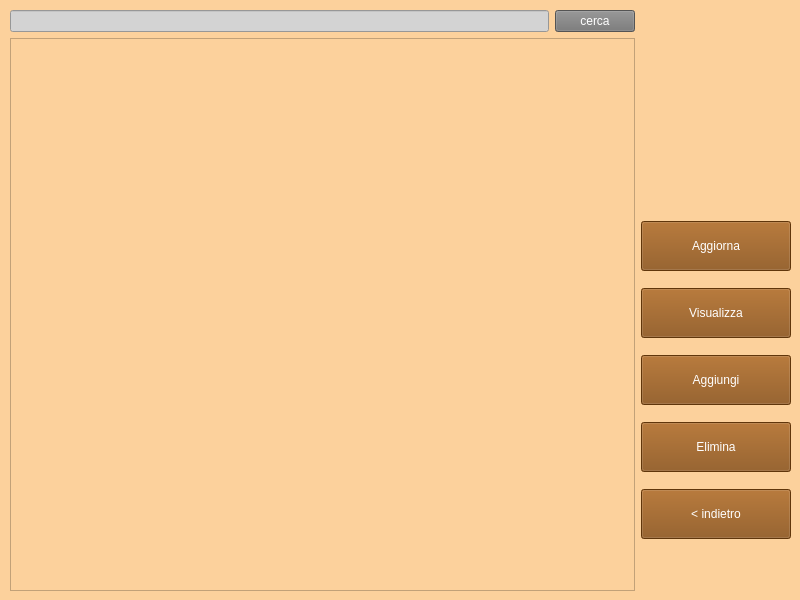
Before: the Qt Designer form Amministratore/view/gestioneDipendenti.ui in ManuelMarrone/GestioneBowling, drawn with Qt 5.
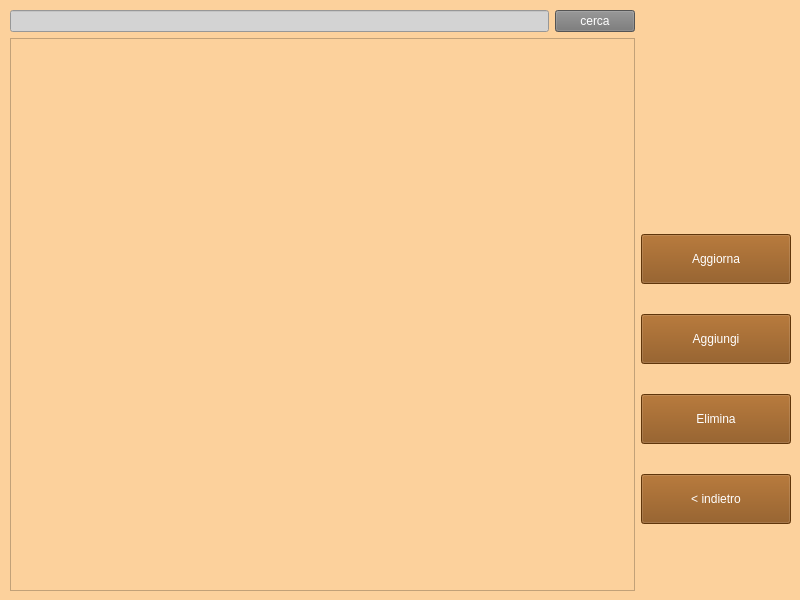
After: the same form once the commit is applied.

```diff
--- a/Amministratore/view/gestioneDipendenti.ui
+++ b/Amministratore/view/gestioneDipendenti.ui
@@ -67,7 +67,7 @@
      </layout>
     </item>
     <item>
-     <layout class="QVBoxLayout" name="verticalLayout_2" stretch="0,0,0,0,0,0,0">
+     <layout class="QVBoxLayout" name="verticalLayout_2" stretch="0,0,0,0,0,0">
       <property name="sizeConstraint">
        <enum>QLayout::SetFixedSize</enum>
       </property>
@@ -109,28 +109,6 @@
         </property>
        </widget>
       </item>
-      <item>
-       <widget class="QPushButton" name="visualizzaButton">
-        <property name="minimumSize">
-         <size>
-          <width>150</width>
-          <height>50</height>
-         </size>
-        </property>
-        <property name="maximumSize">
-         <size>
-          <width>150</width>
-          <height>50</height>
-         </size>
-        </property>
-        <property name="styleSheet">
-         <string notr="true">color: white;  background-color: #874B0F</string>
-        </property>
-        <property name="text">
-         <string>Visualizza</string>
-        </property>
-       </widget>
-      </item>
       <item>
        <widget class="QPushButton" name="aggiungiButton">
         <property name="minimumSize">
```
